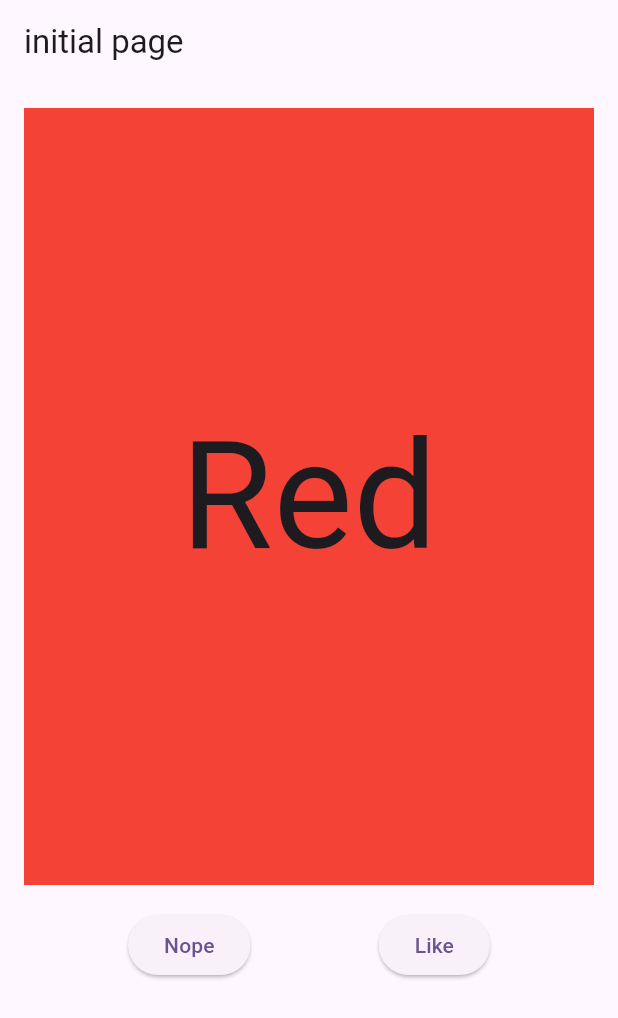
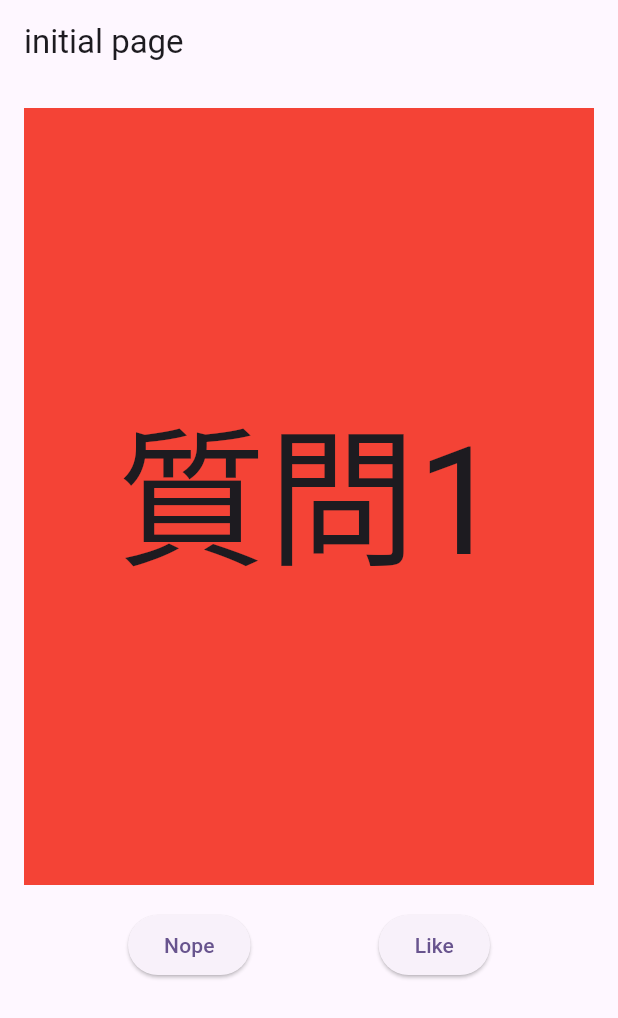
Before and after one commit to Koichi5/benesse_hack_4, a Flutter app: the screen it shows after launch, on a phone screen of 412 x 824 dp. Shown: the top 1018 px of the screen. Run offline on Flutter 3.47's test engine with Material 2 defaults, Android fonts, the phone set to English and light mode, and no system bars; drawn by our look-alikes of swipe_cards.

Commit message:
add question map

```diff
--- a/lib/view/itnitial_page.dart
+++ b/lib/view/itnitial_page.dart
@@ -13,8 +13,14 @@ class _InitialPageState extends State<InitialPage> {
   List<SwipeItem> _swipeItems = [];
   late MatchEngine _matchEngine;
   GlobalKey<ScaffoldState> _scaffoldKey = GlobalKey();
-  List<String> _names = ["Red", "Blue", "Green", "Yellow", "Orange"];
-  List<Map <String, int>> questionList = [];
+  // List<String> _names = ["Red", "Blue", "Green", "Yellow", "Orange"];
+  // key: 質問内容, value: 質問内容が属する属性のインデックス
+  Map <String, int> _questionList = {
+    "質問1":  1,
+    "質問2": 2,
+    "質問3":  1,
+    "質問4": 3,
+  };
   List<Color> _colors = [
     Colors.red,
     Colors.blue,
@@ -25,30 +31,32 @@ class _InitialPageState extends State<InitialPage> {
 
   @override
   void initState() {
-    for (int i = 0; i < _names.length; i++) {
+    var colorIndex = 0;
+    for (String key in _questionList.keys) {
       _swipeItems.add(SwipeItem(
-          content: Content(text: _names[i], color: _colors[i]),
+          content: Content(text: key, color: _colors[colorIndex]),
           likeAction: () {
             ScaffoldMessenger.of(context).showSnackBar(SnackBar(
-              content: Text("Liked ${_names[i]}"),
+              content: Text("Liked $key and index is ${_questionList[key]}"),
               duration: Duration(milliseconds: 500),
             ));
           },
           nopeAction: () {
             ScaffoldMessenger.of(context).showSnackBar(SnackBar(
-              content: Text("Nope ${_names[i]}"),
+              content: Text("Nope $key and index is ${_questionList[key]}"),
               duration: Duration(milliseconds: 500),
             ));
           },
           superlikeAction: () {
             ScaffoldMessenger.of(context).showSnackBar(SnackBar(
-              content: Text("Superliked ${_names[i]}"),
+              content: Text("Superliked $key and index is ${_questionList[key]}"),
               duration: Duration(milliseconds: 500),
             ));
           },
           onSlideUpdate: (SlideRegion? region) async {
             print("Region $region");
           }));
+      colorIndex + 1;
     }
 
     _matchEngine = MatchEngine(swipeItems: _swipeItems);
@@ -124,26 +132,3 @@ class Content {
 
   Content({required this.text, required this.color});
 }
-
-
-// class InitialPage extends StatefulWidget {
-//   InitialPage({Key? key}) : super(key: key);
-//
-//   final List<SwipeItem> _swipeItems = [];
-//   late MatchEngine _matchEngine;
-//   GlobalKey<ScaffoldState> _scaffoldKey = GlobalKey();
-//   List<String> _names = ["Red", "Blue", "Green", "Yellow", "Orange"];
-//   List<Color> _colors = [
-//     Colors.red,
-//     Colors.blue,
-//     Colors.green,
-//     Colors.yellow,
-//     Colors.orange
-//   ];
-//   @override
-//   Widget build(BuildContext context) {
-//     return Scaffold(
-//       appBar: AppBar(title: const Text("initial page")),
-//     );
-//   }
-// }
```
